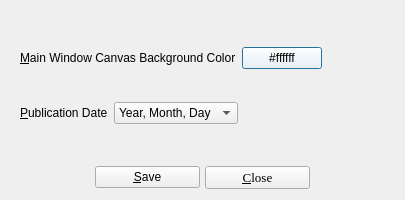
This is UI/biblioteq_options.ui in textbrowser/biblioteq as Qt 5 draws it before an edit. The edited form follows.
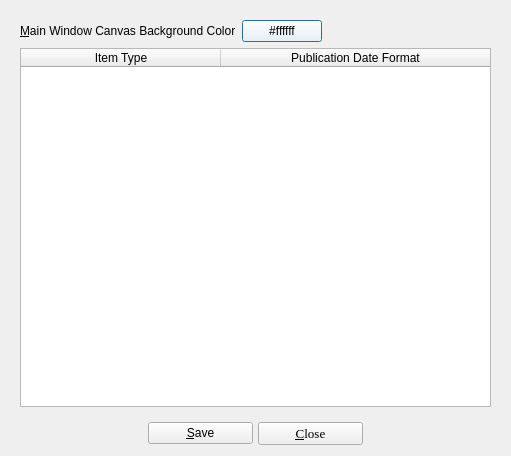
This is the edited form. Icons and pictures are not drawn.

Commit message: Replaced publication date widget.

Patch:
```diff
--- a/UI/biblioteq_options.ui
+++ b/UI/biblioteq_options.ui
@@ -6,8 +6,8 @@
    <rect>
     <x>0</x>
     <y>0</y>
-    <width>405</width>
-    <height>200</height>
+    <width>511</width>
+    <height>456</height>
    </rect>
   </property>
   <property name="windowTitle">
@@ -34,8 +34,8 @@
        <rect>
         <x>0</x>
         <y>0</y>
-        <width>387</width>
-        <height>145</height>
+        <width>493</width>
+        <height>401</height>
        </rect>
       </property>
       <layout class="QVBoxLayout" name="verticalLayout_2">
@@ -77,56 +77,24 @@
         </layout>
        </item>
        <item>
-        <layout class="QHBoxLayout" name="horizontalLayout">
-         <item>
-          <widget class="QLabel" name="label">
-           <property name="text">
-            <string>&amp;Publication Date</string>
-           </property>
-           <property name="buddy">
-            <cstring>publication_date</cstring>
-           </property>
-          </widget>
-         </item>
-         <item>
-          <widget class="QComboBox" name="publication_date">
-           <property name="currentIndex">
-            <number>2</number>
-           </property>
-           <property name="sizeAdjustPolicy">
-            <enum>QComboBox::AdjustToContents</enum>
-           </property>
-           <item>
-            <property name="text">
-             <string>Year</string>
-            </property>
-           </item>
-           <item>
-            <property name="text">
-             <string>Year, Month</string>
-            </property>
-           </item>
-           <item>
-            <property name="text">
-             <string>Year, Month, Day</string>
-            </property>
-           </item>
-          </widget>
-         </item>
-         <item>
-          <spacer name="horizontalSpacer">
-           <property name="orientation">
-            <enum>Qt::Horizontal</enum>
-           </property>
-           <property name="sizeHint" stdset="0">
-            <size>
-             <width>40</width>
-             <height>20</height>
-            </size>
-           </property>
-          </spacer>
-         </item>
-        </layout>
+        <widget class="QTableWidget" name="publication_date">
+         <attribute name="horizontalHeaderDefaultSectionSize">
+          <number>200</number>
+         </attribute>
+         <attribute name="horizontalHeaderStretchLastSection">
+          <bool>true</bool>
+         </attribute>
+         <column>
+          <property name="text">
+           <string>Item Type</string>
+          </property>
+         </column>
+         <column>
+          <property name="text">
+           <string>Publication Date Format</string>
+          </property>
+         </column>
+        </widget>
        </item>
       </layout>
      </widget>
```
Left out of the diff: 8 changed lines with no effect on the pictures.
